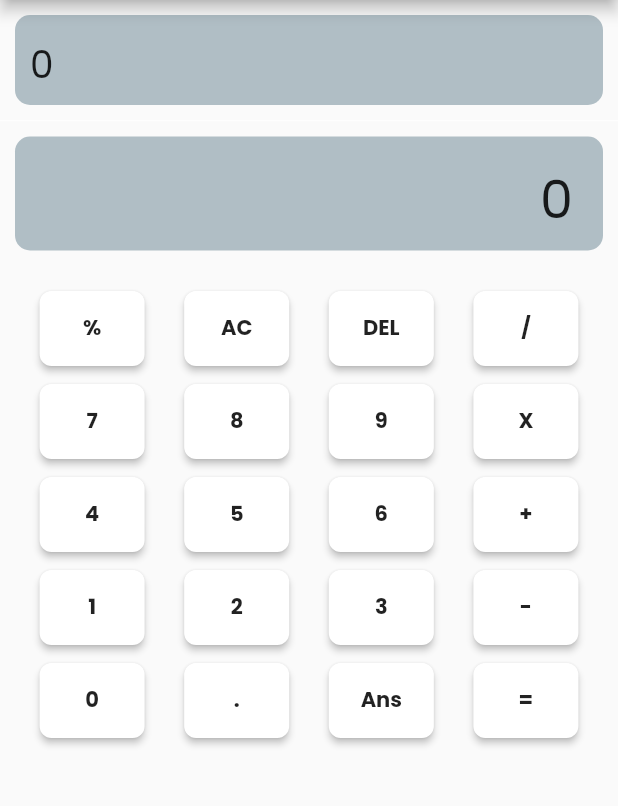
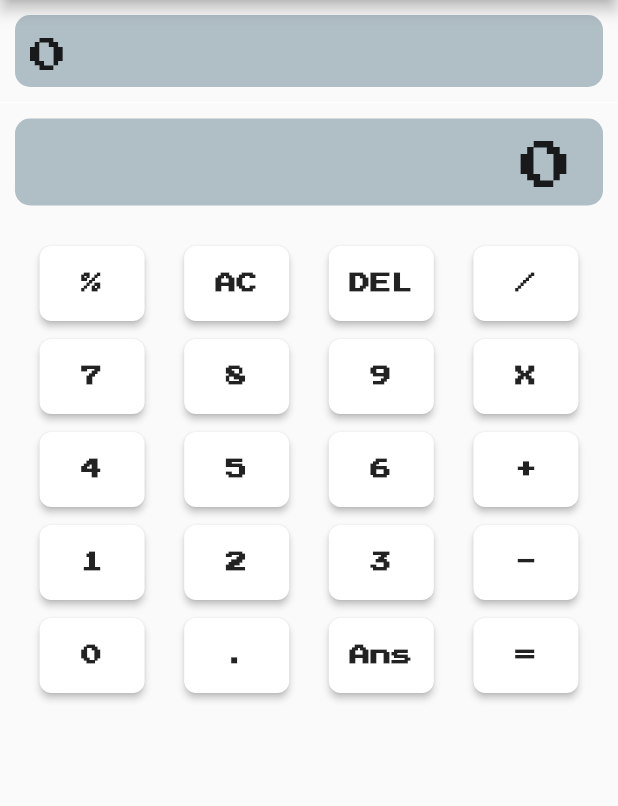
Before and after one commit to Juliotati/calculater, a Flutter app: the screen it shows after launch, on a phone screen of 412 x 824 dp, the part 84-890 px from its top. Run offline on Flutter 3.47's test engine with Material 2 defaults, Android fonts, the phone set to English and light mode, and no system bars; our stand-ins replace google_fonts, math_expressions; Roboto replaces fonts that are missing (Graduate).

Commit message:
removed dead code

```diff
--- a/lib/UI/theme.dart
+++ b/lib/UI/theme.dart
@@ -3,6 +3,5 @@ part of ui;
 final ThemeData calculaterTheme = ThemeData(
   primarySwatch: Colors.blueGrey,
   visualDensity: VisualDensity.adaptivePlatformDensity,
-  textTheme: GoogleFonts.poppinsTextTheme(),
-  // textTheme: GoogleFonts.pressStart2pTextTheme(),
+  textTheme: GoogleFonts.pressStart2pTextTheme(),
 );
```
